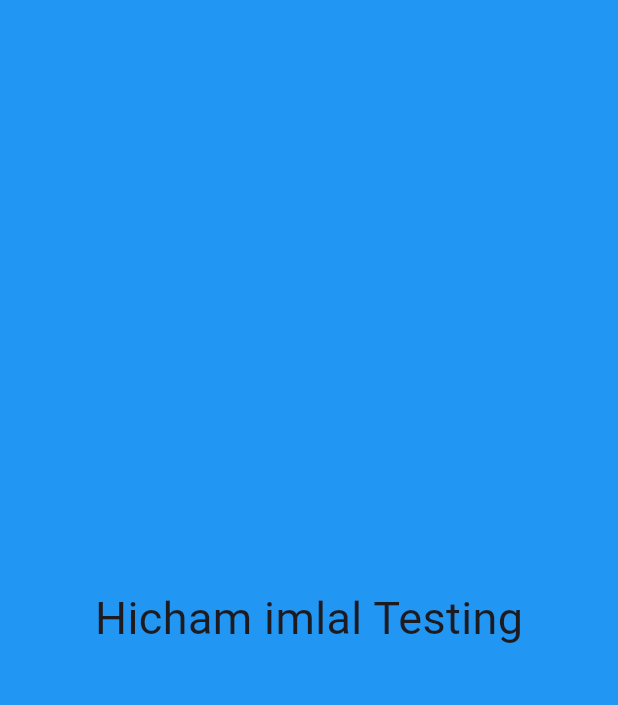
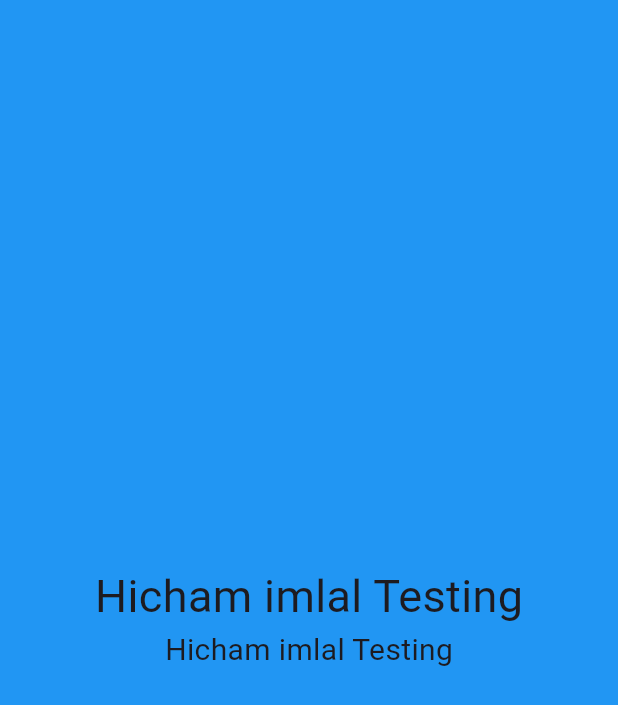
Before and after one commit to HichamImlal/note-APP, a Flutter app: the screen it shows after launch, on a phone screen of 412 x 824 dp. Shown: the top 705 px of the screen. Run offline on Flutter 3.47's test engine with Material 3 defaults, Android fonts, the light colour scheme and no system bars.

Commit message:
new changes in new branch

```diff
--- a/lib/main.dart
+++ b/lib/main.dart
@@ -17,6 +17,9 @@ class Main extends StatelessWidget {
           children: [
             Center(child: Text("Hicham imlal Testing",style: TextStyle(
               fontSize: 30,
+            ),)),
+            Center(child: Text("Hicham imlal Testing",style: TextStyle(
+              fontSize: 20,
             ),))
           ],
         ),
```
